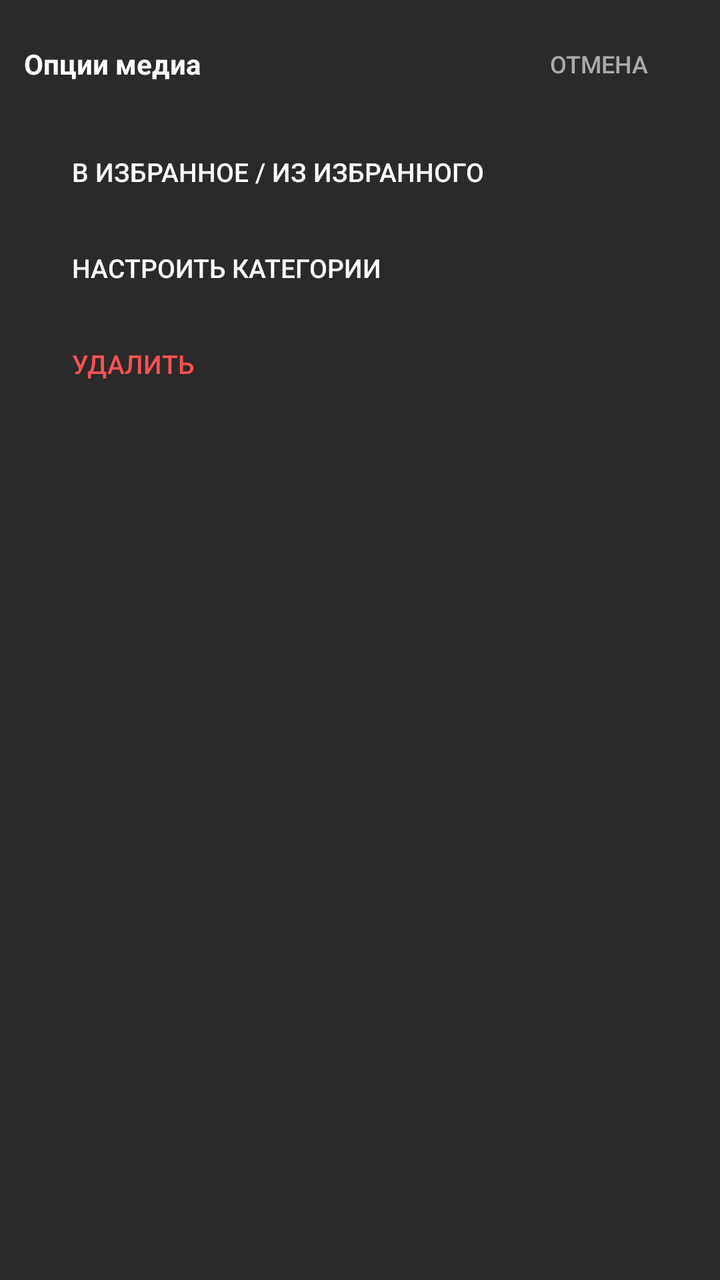
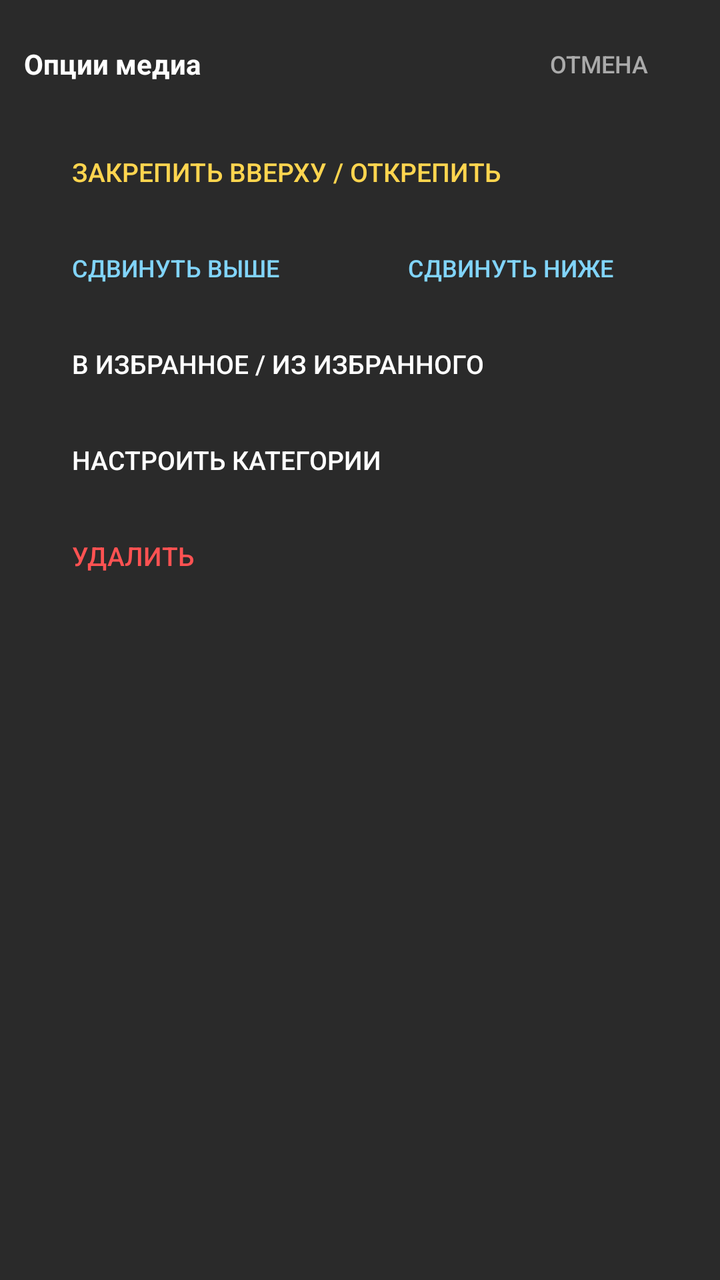

Before-and-after screenshots of an Android layout around one commit, followed by the original layout XML and the change that was made.
<!-- AndroidManifest.xml: application theme Theme.MediaKeyboard -->
<!-- res/layout/dialog_entry_options.xml -->
<?xml version="1.0" encoding="utf-8"?>
<ScrollView xmlns:android="http://schemas.android.com/apk/res/android"
    android:layout_width="match_parent"
    android:layout_height="match_parent"
    android:fillViewport="true"
    android:background="#FF2A2A2A">

    <LinearLayout
        android:layout_width="match_parent"
        android:layout_height="wrap_content"
        android:orientation="vertical"
        android:paddingStart="12dp"
        android:paddingTop="8dp"
        android:paddingEnd="12dp"
        android:paddingBottom="48dp"
        android:clipToPadding="false">

        <LinearLayout
            android:layout_width="match_parent"
            android:layout_height="wrap_content"
            android:orientation="horizontal"
            android:gravity="center_vertical"
            android:layout_marginBottom="6dp">

            <TextView
                android:id="@+id/titleText"
                android:layout_width="0dp"
                android:layout_height="wrap_content"
                android:layout_weight="1"
                android:text="Опции медиа"
                android:textColor="#FFFFFFFF"
                android:textSize="14sp"
                android:textStyle="bold"
                android:maxLines="1"
                android:ellipsize="end" />

            <Button
                android:id="@+id/btnCancelOptions"
                style="?android:attr/borderlessButtonStyle"
                android:layout_width="wrap_content"
                android:layout_height="wrap_content"
                android:text="Отмена"
                android:textColor="#FFAAAAAA"
                android:textSize="12sp" />
        </LinearLayout>

        <Button
            android:id="@+id/btnToggleFavorite"
            style="?android:attr/borderlessButtonStyle"
            android:layout_width="match_parent"
            android:layout_height="wrap_content"
            android:gravity="start|center_vertical"
            android:text="В избранное / Из избранного"
            android:textColor="#FFFFFFFF"
            android:textSize="13sp" />

        <Button
            android:id="@+id/btnEditCategories"
            style="?android:attr/borderlessButtonStyle"
            android:layout_width="match_parent"
            android:layout_height="wrap_content"
            android:gravity="start|center_vertical"
            android:text="Настроить категории"
            android:textColor="#FFFFFFFF"
            android:textSize="13sp" />

        <Button
            android:id="@+id/btnDeleteMedia"
            style="?android:attr/borderlessButtonStyle"
            android:layout_width="match_parent"
            android:layout_height="wrap_content"
            android:gravity="start|center_vertical"
            android:text="Удалить"
            android:textColor="#FFFF5252"
            android:textSize="13sp" />

    </LinearLayout>
</ScrollView>
<!-- resources referenced by this layout -->
<resources>
  <style name="Theme.MediaKeyboard" parent="Base.Theme.MediaKeyboard" />
  <style name="Base.Theme.MediaKeyboard" parent="Theme.Material3.DayNight.NoActionBar">
          
          
      </style>
</resources>

<!-- the commit's change to res/layout/dialog_entry_options.xml (unified diff, before → after) -->
@@ -45,6 +45,44 @@
         </LinearLayout>
 
         <Button
+            android:id="@+id/btnTogglePinned"
+            style="?android:attr/borderlessButtonStyle"
+            android:layout_width="match_parent"
+            android:layout_height="wrap_content"
+            android:gravity="start|center_vertical"
+            android:text="Закрепить вверху / Открепить"
+            android:textColor="#FFFFD54F"
+            android:textSize="13sp" />
+
+        <LinearLayout
+            android:layout_width="match_parent"
+            android:layout_height="wrap_content"
+            android:orientation="horizontal">
+
+            <Button
+                android:id="@+id/btnMoveUp"
+                style="?android:attr/borderlessButtonStyle"
+                android:layout_width="0dp"
+                android:layout_height="wrap_content"
+                android:layout_weight="1"
+                android:gravity="start|center_vertical"
+                android:text="Сдвинуть выше"
+                android:textColor="#FF81D4FA"
+                android:textSize="12sp" />
+
+            <Button
+                android:id="@+id/btnMoveDown"
+                style="?android:attr/borderlessButtonStyle"
+                android:layout_width="0dp"
+                android:layout_height="wrap_content"
+                android:layout_weight="1"
+                android:gravity="start|center_vertical"
+                android:text="Сдвинуть ниже"
+                android:textColor="#FF81D4FA"
+                android:textSize="12sp" />
+        </LinearLayout>
+
+        <Button
             android:id="@+id/btnToggleFavorite"
             style="?android:attr/borderlessButtonStyle"
             android:layout_width="match_parent"
